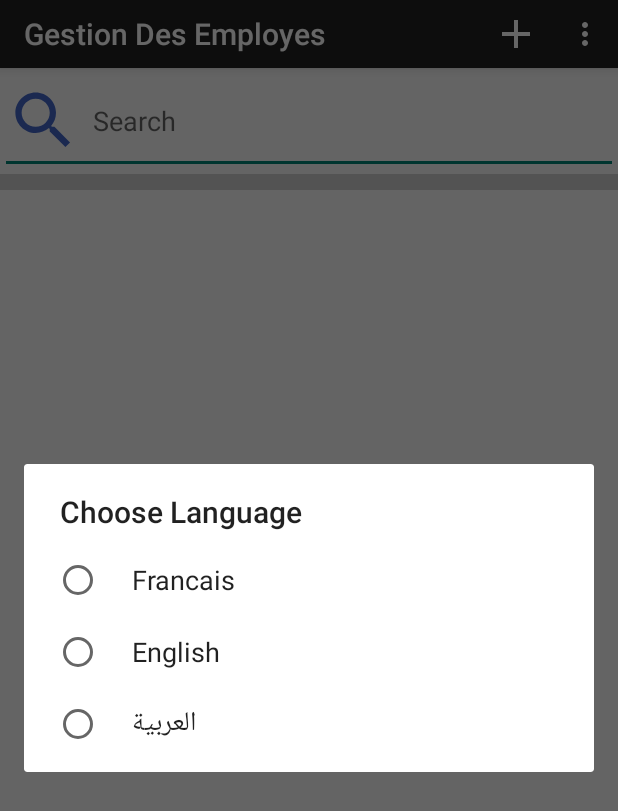
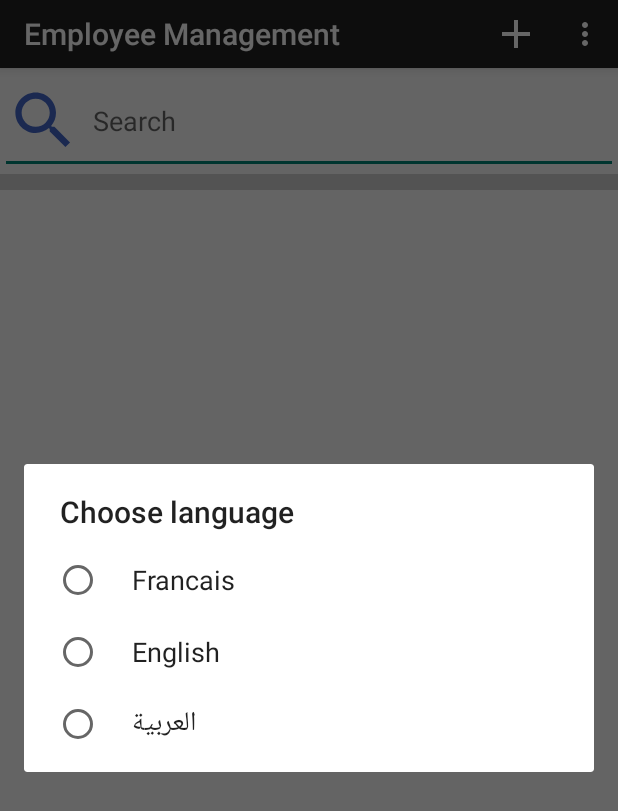
Before and after one commit to hichemzorgani/projetdam, an Android app: the screen it shows after launch (MainActivity), in the options menu, after a tap on "Language", on a phone screen of 412 x 824 dp. Shown: the top 811 px of the screen. Run offline under Robolectric (Android 15) with nearby library versions, the phone set to English and light mode, and no system bars.

Commit message:
sa7a ana

```diff
--- a/app/src/main/java/com/example/projet/MainActivity.java
+++ b/app/src/main/java/com/example/projet/MainActivity.java
@@ -80,7 +80,7 @@ public class MainActivity extends AppCompatActivity implements TextWatcher {
         stubGrid.inflate();
         stubList.inflate();
 
-        getSupportActionBar().setTitle("Gestion Des Employes");
+        getSupportActionBar().setTitle(R.string.actionbarname);
         //getSupportActionBar().setIcon(R.mipmap.icon);
         getSupportActionBar().show();
         getSupportActionBar().setDisplayShowHomeEnabled(true);
@@ -174,7 +174,7 @@ public class MainActivity extends AppCompatActivity implements TextWatcher {
     private void showchangelanguagedialogue() {
         final String[] listlanguage ={"Francais","English","العربية"};
         AlertDialog.Builder mbuilder = new AlertDialog.Builder(MainActivity.this);
-        mbuilder.setTitle("Choose Language")
+        mbuilder.setTitle(R.string.chooselanguage)
                 .setSingleChoiceItems(listlanguage, -1, new DialogInterface.OnClickListener() {
                     @Override
                     public void onClick(DialogInterface dialog, int i) {
@@ -278,7 +278,7 @@ public class MainActivity extends AppCompatActivity implements TextWatcher {
                 .setTitle(R.string.addemploye)
                 .setMessage(R.string.enterinfo)
                 .setIcon(R.drawable.baseline_add_24)
-                .setPositiveButton("ajouter un employer", new DialogInterface.OnClickListener() {
+                .setPositiveButton(R.string.add, new DialogInterface.OnClickListener() {
                     @Override
                     public void onClick(DialogInterface dialog, int which) {
                         String identifier = editiden.getText().toString();
@@ -295,19 +295,19 @@ public class MainActivity extends AppCompatActivity implements TextWatcher {
                             if(currentViewMode==0){
                                 adapter.notifyDataSetChanged();
                                 showemployes();
-                                Toast.makeText(MainActivity.this, "Nouvel employé ajouté", Toast.LENGTH_SHORT).show();
+                                Toast.makeText(MainActivity.this,R.string.toastajout, Toast.LENGTH_SHORT).show();
 
                             } else {
                                 Gvadapter.notifyDataSetChanged();
                                 gridshowemployes();
-                                Toast.makeText(MainActivity.this, "Nouvel employé ajouté", Toast.LENGTH_SHORT).show();
+                                Toast.makeText(MainActivity.this, R.string.toastajout, Toast.LENGTH_SHORT).show();
                             }
                         } else {
-                            Toast.makeText(MainActivity.this, "Échec de l'ajout de l'employé", Toast.LENGTH_SHORT).show();
+                            Toast.makeText(MainActivity.this, R.string.toastajoutx, Toast.LENGTH_SHORT).show();
                         }
                     }
                 })
-                .setNegativeButton("Annuler", new DialogInterface.OnClickListener() {
+                .setNegativeButton(R.string.canceladd, new DialogInterface.OnClickListener() {
                     @Override
                     public void onClick(DialogInterface dialog, int which) {
                         dialog.dismiss();
--- a/app/src/main/java/com/example/projet/emplyeadapter.java
+++ b/app/src/main/java/com/example/projet/emplyeadapter.java
@@ -161,10 +161,10 @@ public class emplyeadapter extends BaseAdapter implements Filterable {
 
         AlertDialog.Builder builder = new AlertDialog.Builder(context);
         builder.setView(view)
-                .setTitle("Modifier un employer")
-                .setMessage("entrer les informations")
+                .setTitle(R.string.updateconfirm)
+                .setMessage(R.string.enterinfo)
                 .setIcon(R.drawable.icon)
-                .setPositiveButton("modifier un employer", new DialogInterface.OnClickListener() {
+                .setPositiveButton(R.string.updateconfirm, new DialogInterface.OnClickListener() {
                     @Override
                     public void onClick(DialogInterface dialog, int which) {
                         String identifier = editiden.getText().toString();
--- a/app/src/main/res/values/strings.xml
+++ b/app/src/main/res/values/strings.xml
@@ -36,6 +36,10 @@
     <string name="choosecontact">Choose contact way</string>
     <string name="byemail">By Email</string>
     <string name="byphone">By Phone</string>
+    <string name="chooselanguage">Choose language</string>
+    <string name="toastajout">New employee added</string>
+    <string name="toastajoutx">Failed to add employee</string>
+    <string name="toastupdatex">Failed to edit employee</string>
 
 
 
```
Also changed, not shown: app/src/main/java/com/example/projet/GridViewAdapter.java (+10 -10 lines), 2 other files.
